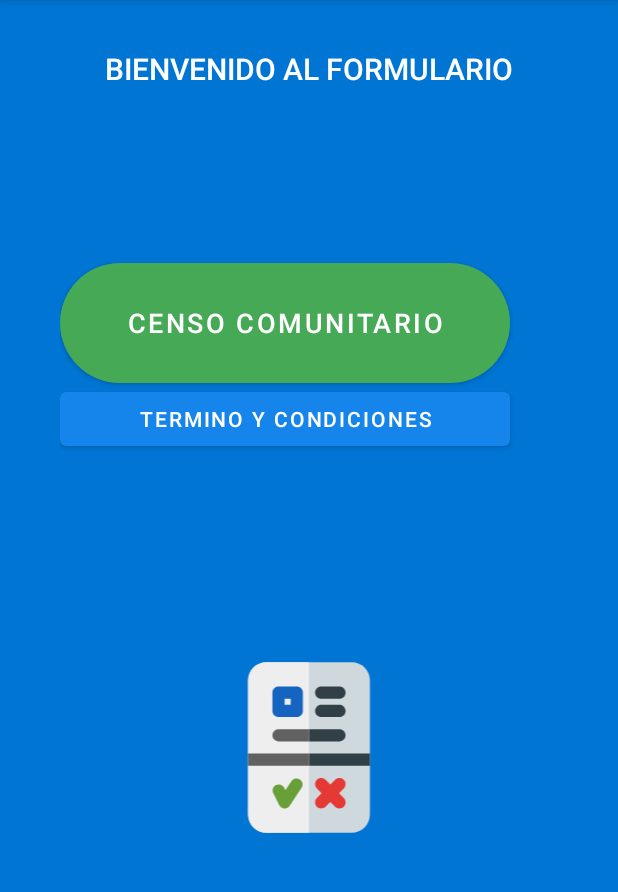
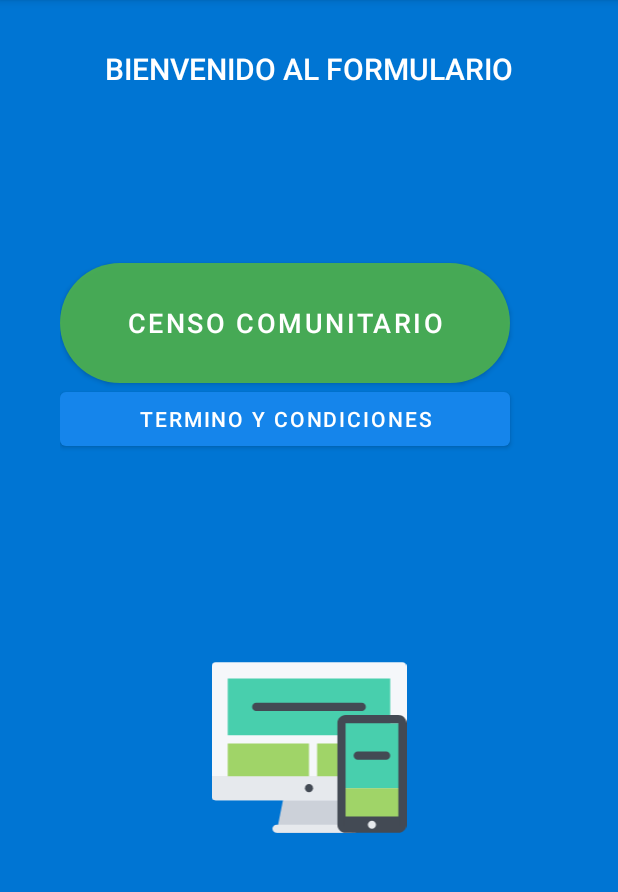
Before and after one commit to HectorTeca/BodyMetric360-main, an Android app: the screen it shows after launch (MainActivity), on a phone screen of 412 x 824 dp, the part 84-976 px from its top. Run offline under Robolectric (Android 15) with nearby library versions, the phone set to English and light mode, and no system bars.

Commit message:
Icono SVG

```diff
--- /dev/null
+++ b/app/src/main/res/drawable/responsive.xml
@@ -0,0 +1,51 @@
+<vector xmlns:android="http://schemas.android.com/apk/res/android"
+    android:width="511.6dp"
+    android:height="511.6dp"
+    android:viewportWidth="511.6"
+    android:viewportHeight="511.6">
+  <path
+      android:pathData="M378.88,479.63l-208.35,0l21.26,-106.48l165.79,-0.03z"
+      android:fillColor="#CCD1D9"/>
+  <path
+      android:pathData="M511.6,383.7c0,5.9 -4.78,10.68 -10.66,10.68H10.65c-5.87,0 -10.65,-4.78 -10.65,-10.68V42.64c0,-5.89 4.78,-10.66 10.65,-10.66h490.29c5.89,0 10.66,4.78 10.66,10.66V383.7z"
+      android:fillColor="#F5F7FA"/>
+  <path
+      android:pathData="M10.65,394.38h490.29c5.89,0 10.66,-4.78 10.66,-10.68V330.43H0V383.7C0,389.6 4.78,394.38 10.65,394.38z"
+      android:fillColor="#E6E9ED"/>
+  <path
+      android:pathData="M42.62,245.14h213.18v86.29h-213.18z"
+      android:fillColor="#A0D468"/>
+  <path
+      android:pathData="M277.11,245.14h213.16v86.29h-213.16z"
+      android:fillColor="#A0D468"/>
+  <path
+      android:pathData="M266.45,362.4c0,5.87 -4.76,10.65 -10.65,10.65c-5.89,0 -10.66,-4.78 -10.66,-10.65c0,-5.9 4.78,-10.68 10.66,-10.68C261.69,351.72 266.45,356.5 266.45,362.4z"
+      android:fillColor="#434A54"/>
+  <path
+      android:pathData="M42.62,74.61h426.34v149.21h-426.34z"
+      android:fillColor="#48CFAD"/>
+  <path
+      android:pathData="M170.52,458.33c-5.89,0 -10.65,4.75 -10.65,10.65c0,5.87 4.76,10.65 10.65,10.65h197.71v-21.3L170.52,458.33L170.52,458.33z"
+      android:fillColor="#E6E9ED"/>
+  <path
+      android:pathData="M394.35,159.88H117.24c-5.89,0 -10.66,-4.78 -10.66,-10.66s4.78,-10.65 10.66,-10.65h277.11c5.89,0 10.66,4.76 10.66,10.65C405.01,155.1 400.23,159.88 394.35,159.88z"
+      android:fillColor="#434A54"/>
+  <path
+      android:pathData="M347.06,191.85h147.67v170.56h-147.67z"
+      android:fillColor="#48CFAD"/>
+  <path
+      android:pathData="M347.06,362.4h147.67v88.02h-147.67z"
+      android:fillColor="#A0D468"/>
+  <path
+      android:pathData="M490.27,170.54H351.73c-11.77,0 -21.33,9.54 -21.33,21.31v266.48c0,11.77 9.56,21.3 21.33,21.3h138.55c11.79,0 21.33,-9.52 21.33,-21.3V191.85C511.6,180.08 502.06,170.54 490.27,170.54zM490.27,458.33H351.73V191.85h138.55V458.33z"
+      android:fillColor="#434A54"/>
+  <path
+      android:pathData="M346.59,437h149.07v26.89h-149.07z"
+      android:fillColor="#434A54"/>
+  <path
+      android:pathData="M431.58,458.33c0,5.87 -4.78,10.65 -10.66,10.65s-10.65,-4.78 -10.65,-10.65c0,-5.9 4.76,-10.68 10.65,-10.68S431.58,452.43 431.58,458.33z"
+      android:fillColor="#E6E9ED"/>
+  <path
+      android:pathData="M458.27,287.78h-74.69c-5.89,0 -10.66,-4.78 -10.66,-10.65c0,-5.9 4.78,-10.65 10.66,-10.65h74.69c5.89,0 10.66,4.75 10.66,10.65C468.93,283 464.15,287.78 458.27,287.78z"
+      android:fillColor="#434A54"/>
+</vector>
--- a/app/src/main/res/layout/activity_main.xml
+++ b/app/src/main/res/layout/activity_main.xml
@@ -71,7 +71,7 @@
         android:layout_width="match_parent"
         android:layout_height="130dp"
         android:layout_marginTop="130dp"
-        app:srcCompat="@drawable/quiz" />
+        app:srcCompat="@drawable/responsive" />
 
 
 </androidx.appcompat.widget.LinearLayoutCompat>
```
